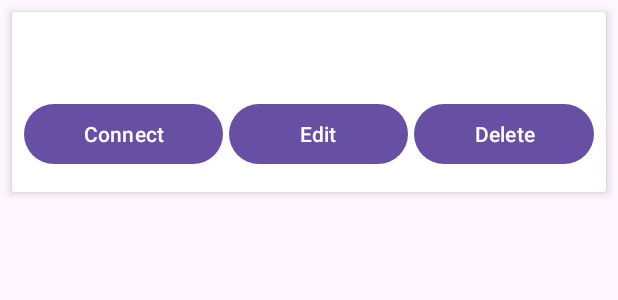
After one commit to Arana-Jayavihan/AndroControl, an Android app: the layout server_item.xml on its own in the app's theme, with its tools: preview values and no code run, on a phone screen of 412 x 824 dp. The commit adds this screen. Shown: the top 300 px of the screen. Run offline under Robolectric (Android 15) with nearby library versions, the phone set to English and light mode, and no system bars.

Commit message:
Added server management in frontend

```diff
--- a/Frontend/app/build.gradle.kts
+++ b/Frontend/app/build.gradle.kts
@@ -42,5 +42,8 @@ dependencies {
     androidTestImplementation(libs.espresso.core)
     implementation("com.squareup.okhttp3:okhttp:4.12.0")
     implementation("org.jetbrains:annotations:23.0.0")
+    implementation("com.google.code.gson:gson:2.8.9")
+    implementation("androidx.recyclerview:recyclerview:1.2.1")
+    implementation("androidx.cardview:cardview:1.0.0")
 
 }
--- /dev/null
+++ b/Frontend/app/src/main/res/layout/server_item.xml
@@ -0,0 +1,59 @@
+<?xml version="1.0" encoding="utf-8"?>
+<androidx.cardview.widget.CardView
+    xmlns:android="http://schemas.android.com/apk/res/android"
+    xmlns:app="http://schemas.android.com/apk/res-auto"
+    android:layout_width="match_parent"
+    android:layout_height="wrap_content"
+    android:layout_margin="8dp"
+    app:cardElevation="4dp">
+
+    <LinearLayout
+        android:layout_width="match_parent"
+        android:layout_height="120dp"
+        android:orientation="vertical"
+        android:padding="8dp">
+
+        <TextView
+            android:id="@+id/serverName"
+            android:layout_width="wrap_content"
+            android:layout_height="wrap_content"
+            android:textSize="16sp"
+            android:textStyle="bold" />
+
+        <TextView
+            android:id="@+id/serverInfo"
+            android:layout_width="wrap_content"
+            android:layout_height="wrap_content"
+            android:textSize="14sp" />
+
+        <LinearLayout
+            android:layout_width="match_parent"
+            android:layout_height="wrap_content"
+            android:layout_marginTop="8dp"
+            android:orientation="horizontal">
+
+            <Button
+                android:id="@+id/btnConnect"
+                android:layout_width="wrap_content"
+                android:layout_height="wrap_content"
+                android:layout_marginEnd="4dp"
+                android:layout_weight="1"
+                android:text="Connect" />
+
+            <Button
+                android:id="@+id/btnEdit"
+                android:layout_width="wrap_content"
+                android:layout_height="wrap_content"
+                android:layout_marginEnd="4dp"
+                android:layout_weight="1"
+                android:text="Edit" />
+
+            <Button
+                android:id="@+id/btnDelete"
+                android:layout_width="wrap_content"
+                android:layout_height="wrap_content"
+                android:layout_weight="1"
+                android:text="Delete" />
+        </LinearLayout>
+    </LinearLayout>
+</androidx.cardview.widget.CardView>
--- /dev/null
+++ b/Frontend/app/src/main/res/layout/test.xml
@@ -0,0 +1,6 @@
+<?xml version="1.0" encoding="utf-8"?>
+<androidx.constraintlayout.widget.ConstraintLayout xmlns:android="http://schemas.android.com/apk/res/android"
+    android:layout_width="match_parent"
+    android:layout_height="match_parent">
+
+</androidx.constraintlayout.widget.ConstraintLayout>
```
Also changed, not shown: Frontend/app/src/main/java/com/aranaj/androcontrol/MainActivity.java (+116 -18 lines), Frontend/app/src/main/java/com/aranaj/androcontrol/Server.java (added, +24 -0 lines), Frontend/app/src/main/java/com/aranaj/androcontrol/ServerAdapter.java (added, +78 -0 lines), Frontend/app/src/main/java/com/aranaj/androcontrol/ServerManager.java (added, +52 -0 lines), Frontend/app/src/main/res/layout/activity_main.xml (+21 -17 lines), Frontend/app/src/main/res/layout/dialog_add_server.xml (added, +32 -0 lines), 5 other files.
